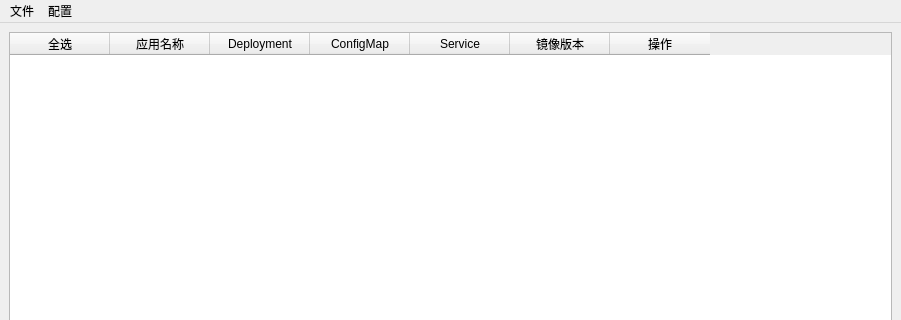
PoisonB3RRY/pyqt_UIDesign, file UI/ui_file/demo1_helloworld.ui: the form before one commit; both pictures show x 0 to 901 and y 0 to 320 of the 901 by 670 pixel window.
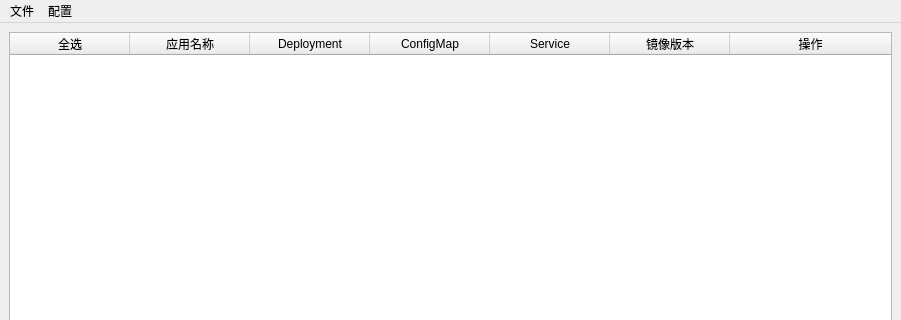
The form after the commit. Icons and pictures are not drawn.

Commit message: 修改表格样式

```diff
--- a/UI/ui_file/demo1_helloworld.ui
+++ b/UI/ui_file/demo1_helloworld.ui
@@ -23,7 +23,19 @@
   <widget class="QWidget" name="centralwidget">
    <layout class="QVBoxLayout" name="verticalLayout_2">
     <item>
-     <widget class="QTableWidget" name="tableWidget">
+     <widget class="QTableWidget" name="importedForm">
+      <attribute name="horizontalHeaderCascadingSectionResizes">
+       <bool>false</bool>
+      </attribute>
+      <attribute name="horizontalHeaderDefaultSectionSize">
+       <number>120</number>
+      </attribute>
+      <attribute name="horizontalHeaderStretchLastSection">
+       <bool>true</bool>
+      </attribute>
+      <attribute name="verticalHeaderStretchLastSection">
+       <bool>false</bool>
+      </attribute>
       <column>
        <property name="text">
         <string>全选</string>
```
The commit also changes 1 other file.
